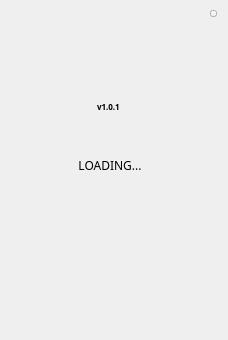
HcashOrg/hx-indicator, file LNKWallet/waitingforsync.ui: the form before one commit.
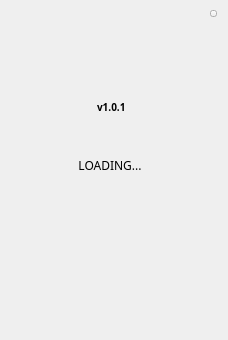
The form after the commit.

Patch:
```diff
--- a/LNKWallet/waitingforsync.ui
+++ b/LNKWallet/waitingforsync.ui
@@ -81,7 +81,7 @@
     </font>
    </property>
    <property name="styleSheet">
-    <string notr="true">font-size: 8px;</string>
+    <string notr="true">font-size: 10px;</string>
    </property>
    <property name="text">
     <string>v1.0.1</string>
```
